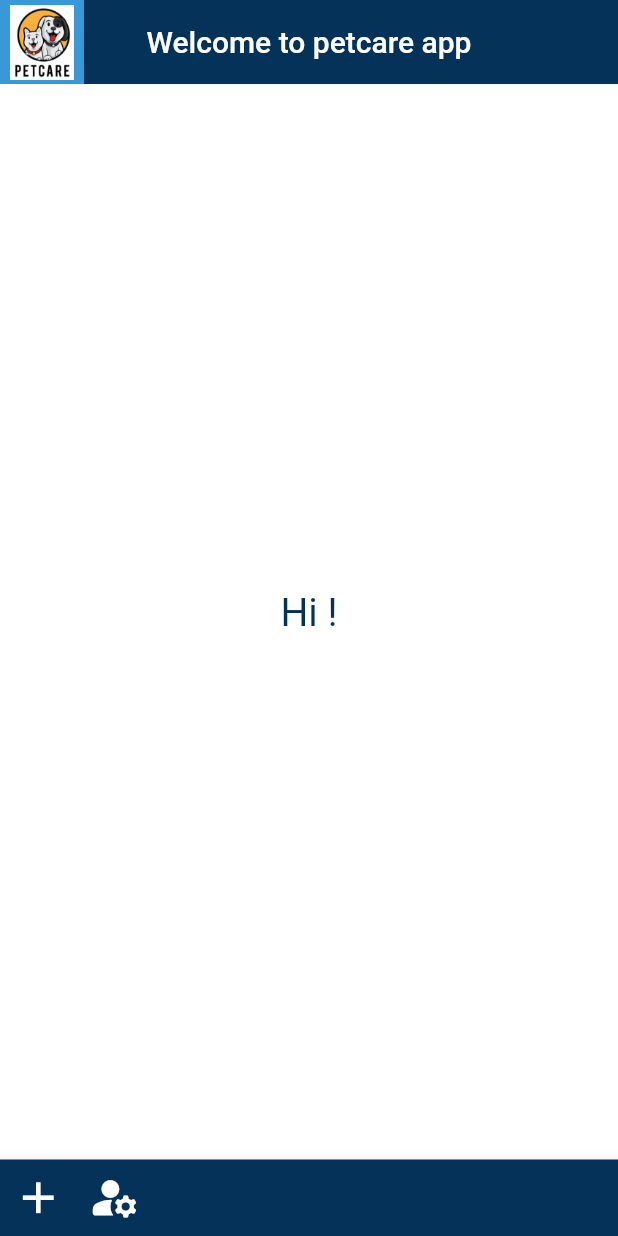
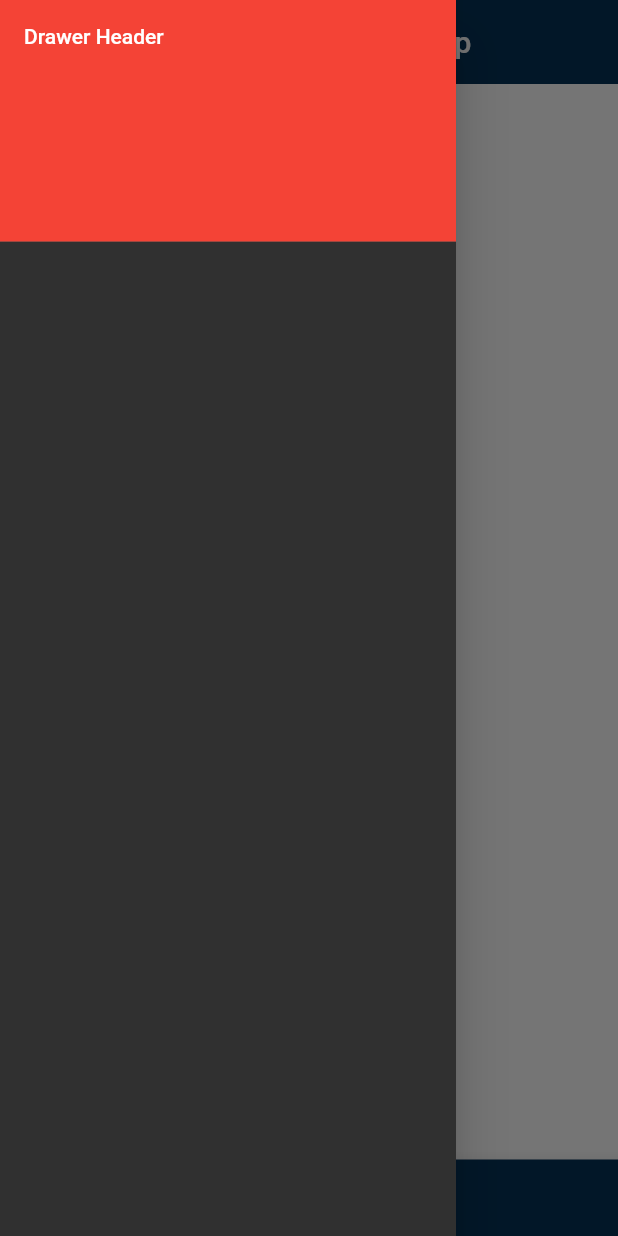
Before and after one commit to HASATD/DASS-Project, a Flutter app: the HomePage screen opened directly with empty values, with the side drawer open (before the commit the screen has no drawer), on a phone screen of 412 x 824 dp. Run offline on Flutter 3.47's test engine with Material 2 defaults, Android fonts, the phone set to English and light mode, and no system bars; our stand-ins replace firebase_auth, firebase_core, google_sign_in, image_picker; accounts and stored records are empty.

```diff
--- a/petlove/lib/main.dart
+++ b/petlove/lib/main.dart
@@ -1,8 +1,10 @@
 import 'package:flutter/material.dart';
-
+import 'package:firebase_core/firebase_core.dart';
 import 'screens/sign_in_screen.dart';
 
-void main() {
+void main() async {
+  WidgetsFlutterBinding.ensureInitialized();
+  await Firebase.initializeApp();
   runApp(MyApp());
 }
 
--- a/petlove/lib/screens/home_page.dart
+++ b/petlove/lib/screens/home_page.dart
@@ -36,20 +36,30 @@ class _HomePageState extends State<HomePage> {
       appBar: AppBar(
         elevation: 0,
         backgroundColor: Color.fromARGB(255, 4, 50, 88),
-        leading: Container(
+        /**leading: Container(
           color: Color.fromARGB(255, 57, 152, 216),
           padding: EdgeInsets.all(3),
           /** PetCare Logo **/
-          child: Flexible(
+            child: Flexible(
             flex: 1,
             child: Image.asset(
               'assets/petcare_image.PNG',
               height: 50,
             ),
           ),
-        ), //Container
+        ),**/ //Container
         title: Text('Welcome to petcare app'),
         centerTitle: true,
+      ),
+      drawer: Drawer(
+        child: ListView(padding: EdgeInsets.zero, children: [
+          const DrawerHeader(
+            decoration: BoxDecoration(
+              color: Colors.red,
+            ),
+            child: Text('Drawer Header'),
+          ),
+        ]),
       ),
       body: SafeArea(
         child: Padding(
--- a/petlove/lib/screens/sign_in_screen.dart
+++ b/petlove/lib/screens/sign_in_screen.dart
@@ -36,7 +36,8 @@ class _SignInScreenState extends State<SignInScreen> {
                       flex: 1,
                       child: Image.asset(
                         'assets/petcare_image.PNG',
-                        height: 160,
+                        height: 200,
+                        fit: BoxFit.fill,
                       ),
                     ),
                     SizedBox(height: 20),
```
Also changed, not shown: petlove/pubspec.yaml (+8 -24 lines), petlove/assets/petcare_image.PNG, petlove/pubspec.lock, 2 other files.
